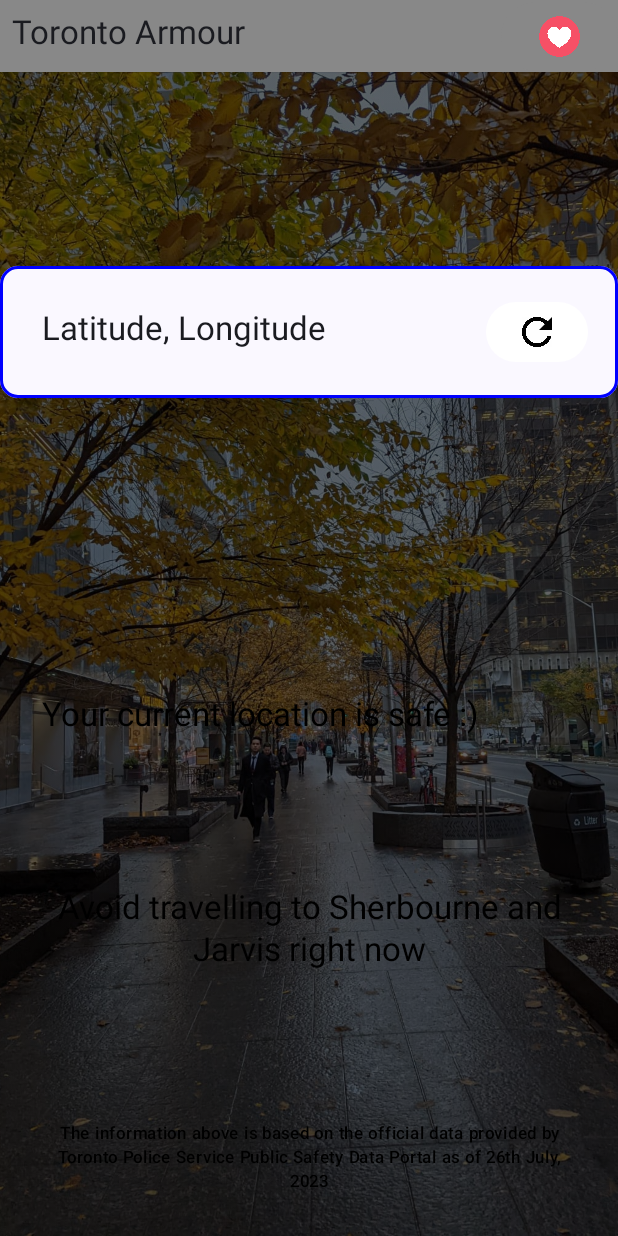
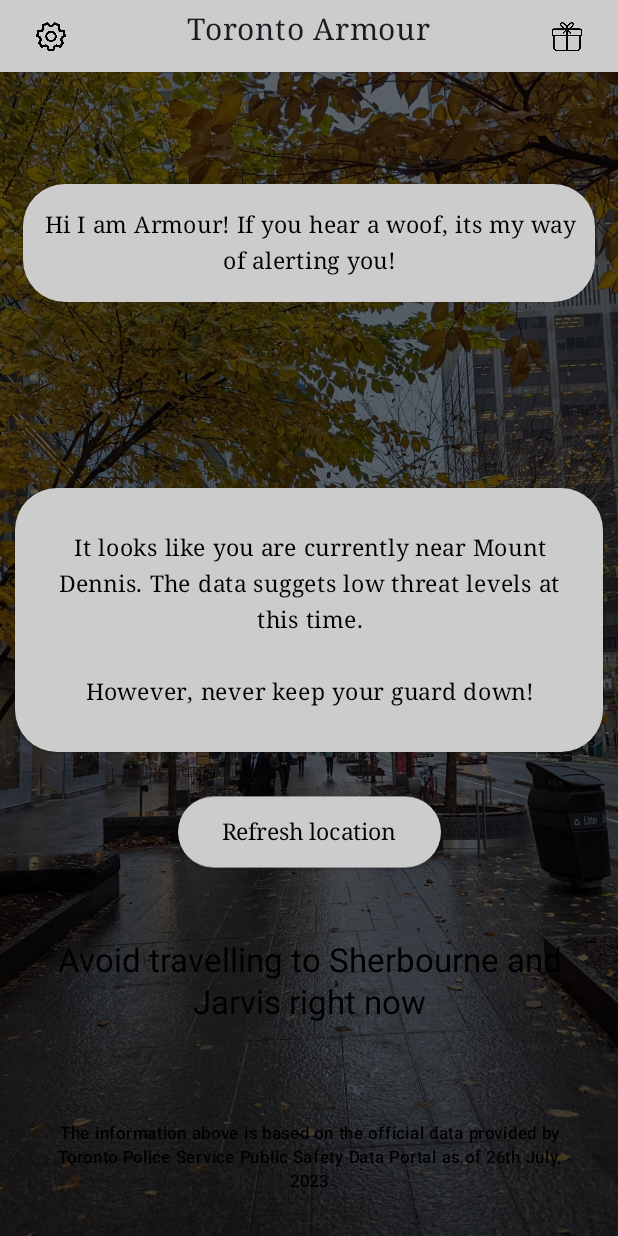
Before and after one commit to pandyah5/StaySafe, an Android app built with Jetpack Compose: the HomeScreen screen opened directly, with no data from a screen before it, on a phone screen of 412 x 824 dp. Run offline under Robolectric (Android 15) with nearby library versions, the phone set to English and light mode, and no system bars.

Commit message:
Added bg to homescreen

```diff
--- a/app/src/main/java/com/hp/staysafe/HomeScreen.kt
+++ b/app/src/main/java/com/hp/staysafe/HomeScreen.kt
@@ -28,13 +28,18 @@ import androidx.compose.runtime.mutableStateOf
 import androidx.compose.runtime.remember
 import androidx.compose.runtime.setValue
 import androidx.compose.ui.Alignment
+import androidx.compose.ui.Alignment.Companion.CenterHorizontally
 import androidx.compose.ui.Modifier
 import androidx.compose.ui.graphics.Color
 import androidx.compose.ui.layout.ContentScale
 import androidx.compose.ui.res.painterResource
+import androidx.compose.ui.text.font.Font
+import androidx.compose.ui.text.font.FontFamily
+import androidx.compose.ui.text.font.FontStyle
 import androidx.compose.ui.text.style.TextAlign
 import androidx.compose.ui.tooling.preview.Preview
 import androidx.compose.ui.unit.dp
+import androidx.compose.ui.unit.sp
 import com.hp.staysafe.ui.theme.StaySafeTheme
 
 class HomeScreen : ComponentActivity() {
@@ -56,7 +61,9 @@ class HomeScreen : ComponentActivity() {
                         contentScale = ContentScale.Crop,
                         alpha = 0.4F
                     )
-                    HomeScreen("Your current location is safe :)",
+                    HomeScreen("It looks like you are currently near Mount Dennis. The data suggets low threat levels at this time.\n" +
+                            "\n" +
+                            "However, never keep your guard down!",
                         "Avoid travelling to Sherbourne and Jarvis right now",
                         "26th July, 2023")
                 }
@@ -86,24 +93,31 @@ fun HomeScreen(safetyAnalysis: String,
         Surface(shadowElevation = 1.dp) {
             Row (modifier = Modifier
                 .fillMaxWidth()
-                .background(Color.Gray),
-                horizontalArrangement = Arrangement.End) {
+                .background(Color.LightGray),
+                horizontalArrangement = Arrangement.SpaceBetween) {
+                // Settings Button
+                Button (onClick= {}, colors = ButtonDefaults.buttonColors(containerColor = Color.LightGray)) {
+                    Image (
+                        painterResource(id = R.drawable.setting_icon),
+                        contentDescription ="Settings icon",
+                        modifier = Modifier.size(20.dp)
+                    )
+                }
+
                 // App Name
                 Text (
                     text = "Toronto Armour",
-                    modifier = Modifier.padding(all = 8.dp),
-                    style = MaterialTheme.typography.titleLarge
+                    fontFamily = FontFamily.Serif,
+                    fontSize = 20.sp,
+                    modifier = Modifier.padding(all = 8.dp)
                 )
 
-                // Make the App Name left aligned
-                Spacer(Modifier.weight(1f))
-
                 // Sponsor Button
-                Button (onClick= {}, colors = ButtonDefaults.buttonColors(containerColor = Color.Gray)) {
+                Button (onClick= {}, colors = ButtonDefaults.buttonColors(containerColor = Color.LightGray)) {
                     Image (
-                        painterResource(id = R.drawable.heart_icon),
+                        painterResource(id = R.drawable.gift_icon),
                         contentDescription ="Sponsor heart icon",
-                        modifier = Modifier.size(30.dp),
+                        modifier = Modifier.size(20.dp)
                     )
                 }
             }
@@ -111,53 +125,68 @@ fun HomeScreen(safetyAnalysis: String,
 
         Spacer(modifier = Modifier.height(40.dp))
 
-        // A rounded text bar for current location with refresh icon
-        Surface (shape = MaterialTheme.shapes.medium,
+        // A rounded info message introducing 'Armour'
+        Surface (shape = MaterialTheme.shapes.extraLarge,
             shadowElevation = 1.dp,
-            border = BorderStroke(2.dp, Color.Blue)
-        ){
-            Row (modifier = Modifier
-                .padding(20.dp)
-                .fillMaxWidth(),
-                horizontalArrangement = Arrangement.End) {
-                var latitude by remember { mutableStateOf("Latitude") }
-                var longitude by remember { mutableStateOf("Longitude") }
+            color = Color.LightGray,
+            modifier = Modifier.padding(15.dp)
+        )
+        {
             Text (
-                    modifier = Modifier.padding(all = 8.dp),
-                    style = MaterialTheme.typography.titleLarge,
-                    text = "$latitude, $longitude"
+                text = "Hi I am Armour! If you hear a woof, its my way of alerting you!",
+                fontFamily = FontFamily.Serif,
+                fontSize = 15.sp,
+                textAlign = TextAlign.Center,
+                modifier = Modifier.padding(top = 15.dp, bottom = 15.dp, start = 5.dp, end = 5.dp)
             )
-
-                Spacer(Modifier.weight(1f))
-
-                Button (onClick= {
-                    latitude = GPSLocation.getLat().toBigDecimal().toPlainString();
-                    longitude = GPSLocation.getLon().toBigDecimal().toPlainString()},
-                    colors = ButtonDefaults.buttonColors(containerColor = Color.White)) {
-                    Image (
-                        painterResource(id = R.drawable.refresh),
-                        contentDescription ="Refresh icon",
-                        modifier = Modifier.size(20.dp)
-                    )
-                }
-            }
         }
 
         Spacer(modifier = Modifier.height(80.dp))
 
         // Message indicating the safety of current location
+        Surface (shape = MaterialTheme.shapes.extraLarge,
+            shadowElevation = 1.dp,
+            color = Color.LightGray,
+            modifier = Modifier.padding(10.dp).align(CenterHorizontally)
+        ) {
             Row (modifier = Modifier
                 .padding(20.dp)
-            .fillMaxWidth()) {
-            Text(
+                .fillMaxWidth(),
+                horizontalArrangement = Arrangement.Center) {
+                Text (
+                    modifier = Modifier.padding(all = 8.dp),
                     text = "$safetyAnalysis",
-                modifier = Modifier.padding(all = 8.dp),
-                style = MaterialTheme.typography.titleLarge,
-                textAlign = TextAlign.Center
+                    textAlign = TextAlign.Center,
+                    fontSize = 15.sp,
+                    fontFamily = FontFamily.Serif,
                 )
             }
+        }
 
-        // Spacer(modifier = Modifier.height(30.dp))
+        // A rounded text bar for current location
+        Surface (shape = MaterialTheme.shapes.extraLarge,
+            shadowElevation = 1.dp,
+            color = Color.LightGray.copy(alpha = 0.6f),
+            modifier = Modifier.padding(10.dp).align(CenterHorizontally)
+        ){
+            Row (horizontalArrangement = Arrangement.Center) {
+                var latitude by remember { mutableStateOf("Latitude") }
+                var longitude by remember { mutableStateOf("Longitude") }
+
+                Button (onClick= {
+                    latitude = GPSLocation.getLat().toBigDecimal().toPlainString();
+                    longitude = GPSLocation.getLon().toBigDecimal().toPlainString()},
+                    colors = ButtonDefaults.buttonColors(containerColor = Color.LightGray)) {
+                    Text (
+                        modifier = Modifier.padding(all = 5.dp),
+                        color = Color.Black,
+                        fontFamily = FontFamily.Serif,
+                        fontSize = 15.sp,
+                        text = "Refresh location"
+                    )
+                }
+            }
+        }
 
         // Tips: Which location too avoid at given time
         Row (modifier = Modifier
```
Also changed, not shown: app/src/main/res/drawable/gift_icon.png (added), app/src/main/res/drawable/setting_icon.png (added), 3 other files. Lines whose indentation alone changed are shown as unchanged.
